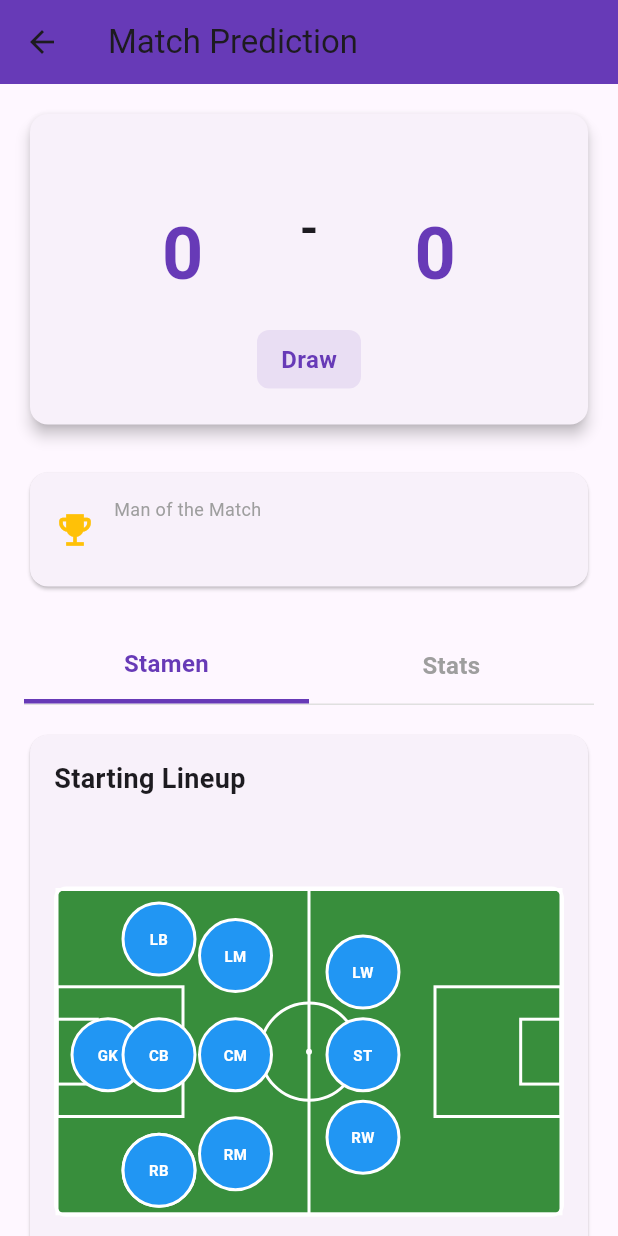
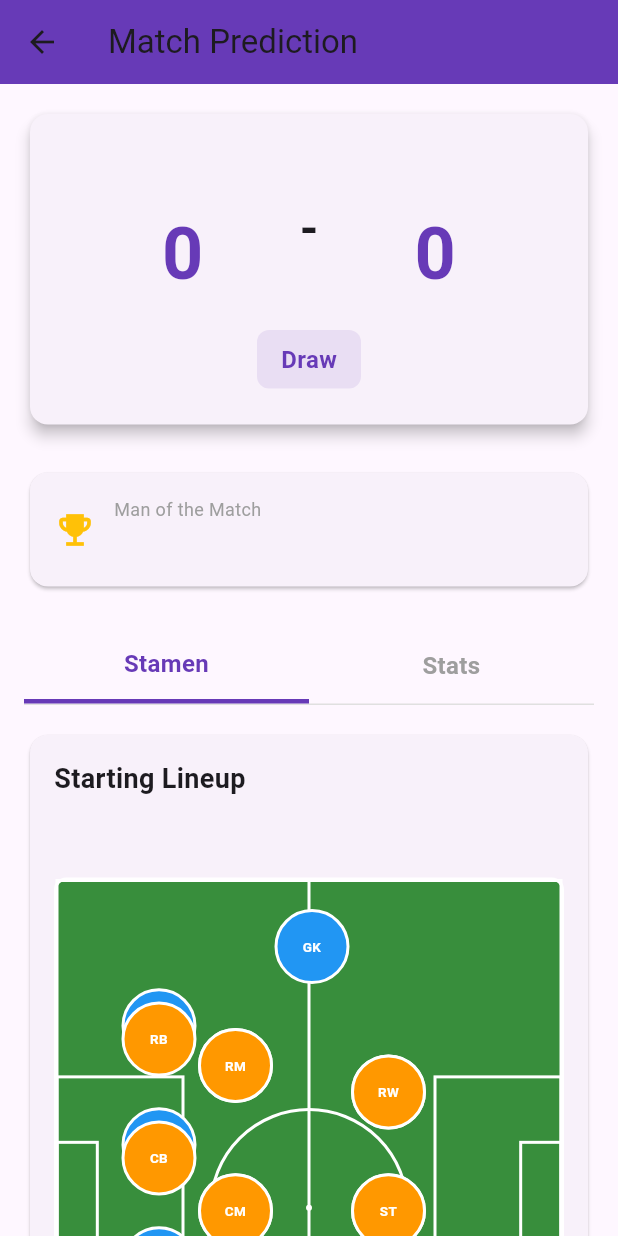
Before and after one commit to columbus0370/Internal, a Flutter app: the PredictionResultScreen screen opened directly with empty values, on a phone screen of 412 x 824 dp. Run offline on Flutter 3.47's test engine with Material 3 defaults, Android fonts, the phone set to English and light mode, and no system bars; our stand-ins replace flutter_svg.

Commit message:
Integrate both teams into single soccer field display in Stamen tab
- Create UnifiedSoccerFieldWidget to show home and away teams on one field
- Home team (blue) displayed from top, away team (orange) from bottom
- Increase field height to accommodate both team formations
- Both teams' players positioned in opposing formations (4-3-3)
- Improve visibility with larger field and better spacing

```diff
--- a/epl_match_simulator/lib/screens/prediction_result_screen.dart
+++ b/epl_match_simulator/lib/screens/prediction_result_screen.dart
@@ -171,14 +171,9 @@ class _PredictionResultScreenState extends State<PredictionResultScreen> {
               style: _headerStyle,
             ),
             const SizedBox(height: 24),
-            SoccerFieldWidget(
-              teamName: widget.prediction.homeTeamName,
-              isHome: true,
-            ),
-            const SizedBox(height: 32),
-            SoccerFieldWidget(
-              teamName: widget.prediction.awayTeamName,
-              isHome: false,
+            UnifiedSoccerFieldWidget(
+              homeTeamName: widget.prediction.homeTeamName,
+              awayTeamName: widget.prediction.awayTeamName,
             ),
           ],
         ),
@@ -428,6 +423,160 @@ class _PredictionResultScreenState extends State<PredictionResultScreen> {
   }
 }
 
+class UnifiedSoccerFieldWidget extends StatelessWidget {
+  final String homeTeamName;
+  final String awayTeamName;
+
+  const UnifiedSoccerFieldWidget({
+    super.key,
+    required this.homeTeamName,
+    required this.awayTeamName,
+  });
+
+  List<String> _getFormationPlayers() {
+    return [
+      'GK',
+      'LB',
+      'CB',
+      'CB',
+      'RB',
+      'LM',
+      'CM',
+      'RM',
+      'LW',
+      'ST',
+      'RW',
+    ];
+  }
+
+  @override
+  Widget build(BuildContext context) {
+    return Column(
+      children: [
+        Text(
+          homeTeamName,
+          style: const TextStyle(
+            fontSize: 14,
+            fontWeight: FontWeight.bold,
+            color: Colors.blue,
+          ),
+        ),
+        const SizedBox(height: 8),
+        AspectRatio(
+          aspectRatio: 105 / 136,
+          child: LayoutBuilder(
+            builder: (context, constraints) {
+              return Container(
+                decoration: BoxDecoration(
+                  color: Colors.green[700],
+                  borderRadius: BorderRadius.circular(8),
+                  border: Border.all(
+                    color: Colors.white,
+                    width: 2,
+                  ),
+                ),
+                child: CustomPaint(
+                  painter: SoccerFieldPainter(),
+                  child: Stack(
+                    children: [
+                      ..._buildPlayerPositions(constraints, true),
+                      ..._buildPlayerPositions(constraints, false),
+                    ],
+                  ),
+                ),
+              );
+            },
+          ),
+        ),
+        const SizedBox(height: 8),
+        Text(
+          awayTeamName,
+          style: const TextStyle(
+            fontSize: 14,
+            fontWeight: FontWeight.bold,
+            color: Colors.orange,
+          ),
+        ),
+      ],
+    );
+  }
+
+  List<Widget> _buildPlayerPositions(BoxConstraints constraints, bool isHome) {
+    final players = _getFormationPlayers();
+    final positions = _getPositions(isHome);
+    final width = constraints.maxWidth;
+    final height = constraints.maxHeight;
+
+    return List.generate(players.length, (index) {
+      if (index >= positions.length) return const SizedBox.shrink();
+      final pos = positions[index];
+
+      final pixelX = (pos['x'] as double) * width;
+      final pixelY = (pos['y'] as double) * height;
+
+      return Positioned(
+        left: pixelX - 25,
+        top: pixelY - 25,
+        child: Container(
+          width: 50,
+          height: 50,
+          decoration: BoxDecoration(
+            color: isHome ? Colors.blue : Colors.orange,
+            shape: BoxShape.circle,
+            border: Border.all(
+              color: Colors.white,
+              width: 2,
+            ),
+          ),
+          child: Center(
+            child: Text(
+              players[index],
+              textAlign: TextAlign.center,
+              style: const TextStyle(
+                color: Colors.white,
+                fontWeight: FontWeight.bold,
+                fontSize: 9,
+              ),
+            ),
+          ),
+        ),
+      );
+    });
+  }
+
+  List<Map<String, double>> _getPositions(bool isHome) {
+    if (isHome) {
+      return [
+        {'x': 0.5, 'y': 0.1},
+        {'x': 0.2, 'y': 0.22},
+        {'x': 0.2, 'y': 0.4},
+        {'x': 0.2, 'y': 0.58},
+        {'x': 0.2, 'y': 0.76},
+        {'x': 0.35, 'y': 0.28},
+        {'x': 0.35, 'y': 0.5},
+        {'x': 0.35, 'y': 0.72},
+        {'x': 0.65, 'y': 0.32},
+        {'x': 0.65, 'y': 0.5},
+        {'x': 0.65, 'y': 0.68},
+      ];
+    } else {
+      return [
+        {'x': 0.5, 'y': 0.9},
+        {'x': 0.2, 'y': 0.78},
+        {'x': 0.2, 'y': 0.6},
+        {'x': 0.2, 'y': 0.42},
+        {'x': 0.2, 'y': 0.24},
+        {'x': 0.35, 'y': 0.72},
+        {'x': 0.35, 'y': 0.5},
+        {'x': 0.35, 'y': 0.28},
+        {'x': 0.65, 'y': 0.68},
+        {'x': 0.65, 'y': 0.5},
+        {'x': 0.65, 'y': 0.32},
+      ];
+    }
+  }
+}
+
 class SoccerFieldWidget extends StatelessWidget {
   final String teamName;
   final bool isHome;
```
